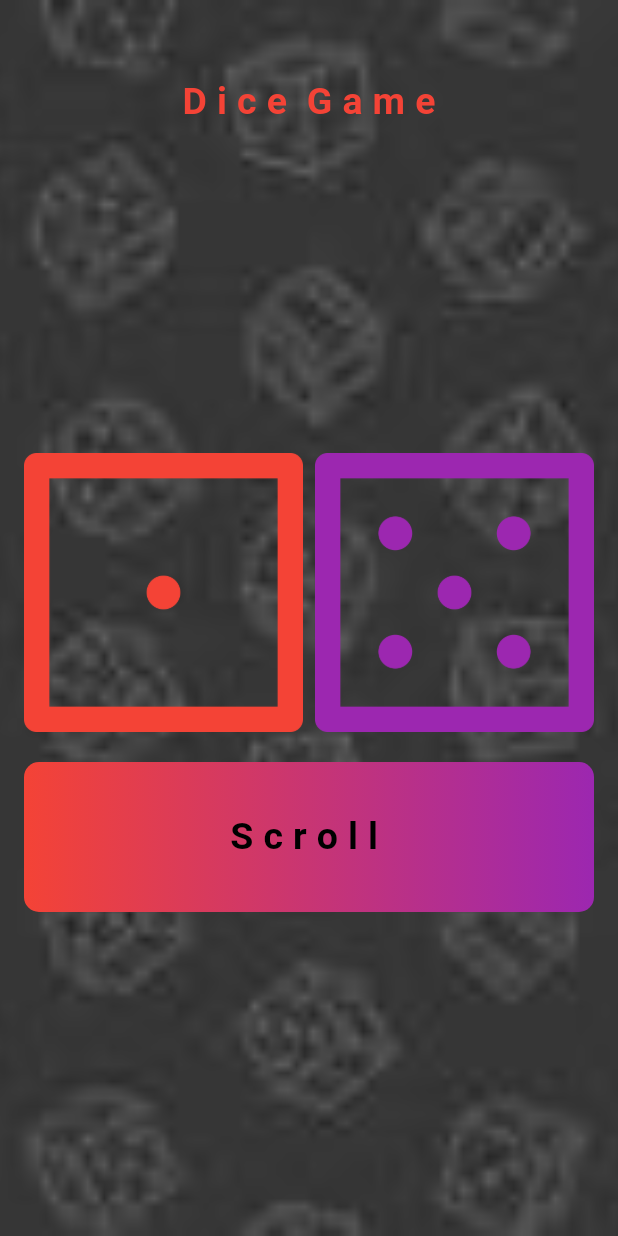
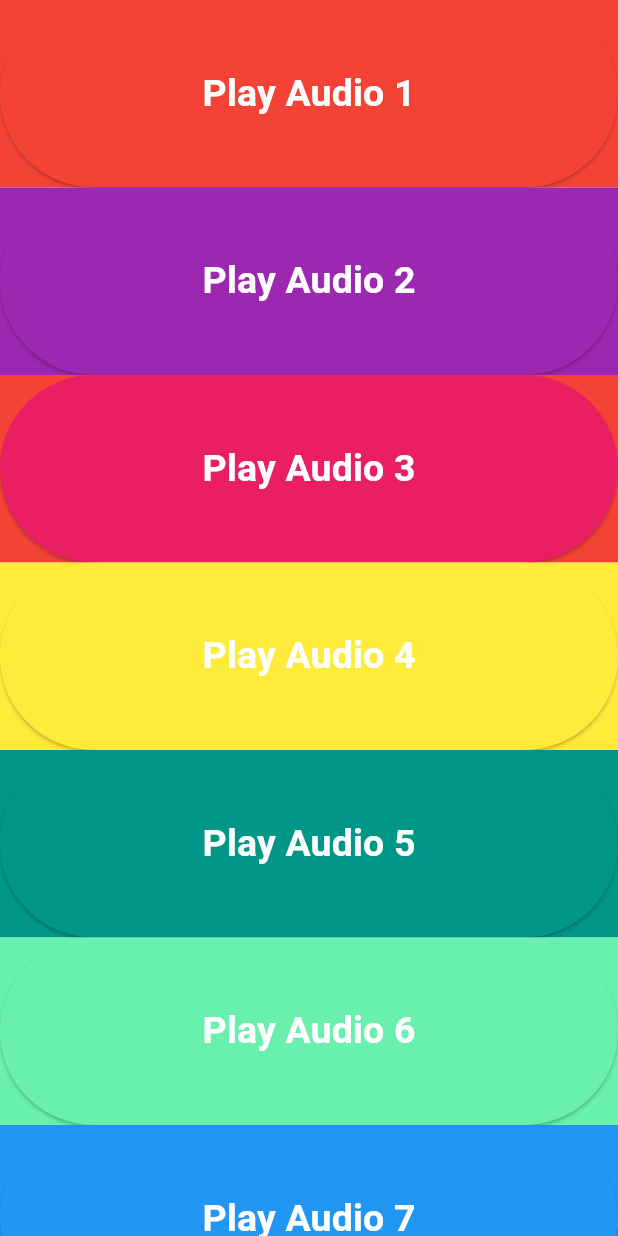
Before and after one commit to Shayanzahid227/simple-Dice-Game, a Flutter app: the screen it shows after launch, on a phone screen of 412 x 824 dp. Run offline on Flutter 3.47's test engine with Material 3 defaults, Android fonts, the phone set to English and light mode, and no system bars; our stand-ins replace audioplayers.

Commit message:
simple piano complete code

```diff
--- a/assets/locales/en.json
+++ /dev/null
@@ -1,5 +0,0 @@
-{
-    "hellowworld":"Hellow World",
-    "setting":"setting",
-    "english":"english"
-}
--- a/assets/locales/fa.json
+++ /dev/null
@@ -1,5 +0,0 @@
-{
-    "hellowworld":"سلام دنیا",
-    "setting":"تنظیم",
-    "english":"انگلیسی"
-}
--- a/assets/locales/ps.json
+++ /dev/null
@@ -1,5 +0,0 @@
-{
-    "hellowworld":"سلام نړی",
-    "setting":"ترتیب",
-    "english":"انګلیسي"
-}
--- /dev/null
+++ b/lib/Xylaphone/xylaphone.dart
@@ -0,0 +1,124 @@
+import 'package:dice_game/core/constants/app_assest.dart';
+import 'package:dice_game/core/constants/colors.dart';
+import 'package:dice_game/core/constants/text_style.dart';
+import 'package:flutter/material.dart';
+import 'package:audioplayers/audioplayers.dart';
+
+class Xylophone extends StatelessWidget {
+  const Xylophone({super.key});
+
+  @override
+  Widget build(BuildContext context) {
+    return Scaffold(
+      body: Column(
+        children: [
+          Container(
+            height: 125,
+            width: double.infinity,
+            color: Colors.red,
+            child: musicButton(
+              path: AppAssets().note1,
+              title: 'Play Audio 1',
+              color: Colors.red,
+            ),
+          ),
+          Container(
+            height: 125,
+            width: double.infinity,
+            color: Colors.purple,
+            child: musicButton(
+              path: AppAssets().note2,
+              title: 'Play Audio 2',
+              color: Colors.purple,
+            ),
+          ),
+          Container(
+            height: 125,
+            width: double.infinity,
+            color: Colors.red,
+            child: musicButton(
+              path: AppAssets().note3,
+              title: 'Play Audio 3',
+              color: Colors.pink,
+            ),
+          ),
+          Container(
+            width: double.infinity,
+            height: 125,
+            color: Colors.yellow,
+            child: musicButton(
+              path: AppAssets().note4,
+              title: 'Play Audio 4',
+              color: Colors.yellow,
+            ),
+          ),
+          Container(
+            height: 125,
+            width: double.infinity,
+            color: Colors.teal,
+            child: musicButton(
+              path: AppAssets().note5,
+              title: 'Play Audio 5',
+              color: Colors.teal,
+            ),
+          ),
+          Container(
+            height: 125,
+            width: double.infinity,
+            color: Colors.greenAccent,
+            child: musicButton(
+              path: AppAssets().note6,
+              title: 'Play Audio 6',
+              color: Colors.greenAccent,
+            ),
+          ),
+          Container(
+            height: 125,
+            width: double.infinity,
+            color: Colors.blue,
+            child: musicButton(
+              path: AppAssets().note7,
+              title: 'Play Audio 7',
+              color: Colors.blue,
+            ),
+          ),
+        ],
+      ),
+    );
+  }
+}
+
+class musicButton extends StatelessWidget {
+  final String? title;
+  final String? path;
+  final Color? color;
+  const musicButton(
+      {super.key,
+      required this.path,
+      required this.title,
+      required this.color});
+
+  @override
+  Widget build(BuildContext context) {
+    return ElevatedButton(
+      style: ButtonStyle(
+        backgroundColor: MaterialStateProperty.all(color!),
+      ),
+      onPressed: () async {
+        try {
+          final player = AudioPlayer();
+          await player.play(
+              position: Duration(milliseconds: 10),
+              //   AssetSource('assets/audio_assets/note1.wav'),
+              AssetSource(path!)); // or mp3
+        } catch (e) {
+          print('Audio playback error: $e');
+        }
+      },
+      child: Text(
+        title!,
+        style: style25B.copyWith(color: whiteColor),
+      ),
+    );
+  }
+}
--- a/lib/core/constants/app_assest.dart
+++ b/lib/core/constants/app_assest.dart
@@ -1,26 +1,22 @@
 import 'package:dice_game/core/constants/strings.dart';
 
 class AppAssets {
-//   ///
-//   /// Static Assets
-//   ///
+  String dice = "$staticAssets/dice1.png";
+  String note1 = '$audioAssets/note1.wav';
+  String note2 = '$audioAssets/note2.wav';
+  String note3 = '$audioAssets/note3.wav';
+  String note4 = '$audioAssets/note4.wav';
+  String note5 = '$audioAssets/note5.wav';
+  String note6 = '$audioAssets/note6.wav';
+  String note7 = '$audioAssets/note7.wav';
+}
 
-  String dice = "$staticAssets/dice1.png";
-  String dice2 = "$staticAssets/dice2.png";
-  String dice3 = "$staticAssets/dice3.png";
-  String dice4 = "$staticAssets/dice4.png";
-  String dice5 = "$staticAssets/dice5.png";
-  String dice6 = "$staticAssets/dice6.png";
-  String diceBackPic = "$staticAssets/diceBackPic.jpeg";
-
-//   ///
-//   /// Dynamic Assets
-//   ///
-
-//   String imagesdata = "$dynamicAssets/imagesdata.png";
-
-//   ///
-//   /// Icons Assets
-//   ///
-//   String search = "$iconsAssets/search.png";
+class AudioAssets {
+  String note1 = '$audioAssets/note1.wav';
+  String note2 = '$audioAssets/note2.wav';
+  String note3 = '$audioAssets/note3.wav';
+  String note4 = '$audioAssets/note4.wav';
+  String note5 = '$audioAssets/note5.wav';
+  String note6 = '$audioAssets/note6.wav';
+  String note7 = '$audioAssets/note7.wav';
 }
--- a/lib/core/constants/strings.dart
+++ b/lib/core/constants/strings.dart
@@ -1,3 +1,4 @@
 const String staticAssets = "assets/static_assets";
 const String dynamicAssets = "assets/dynamic_assets";
 const String iconsAssets = "assets/icons_assets";
+const String audioAssets = "audio_assets";
--- a/lib/dice/dice.dart
+++ /dev/null
@@ -1,130 +0,0 @@
-import 'dart:math';
-import 'package:dice_game/core/constants/app_assest.dart';
-import 'package:dice_game/core/constants/colors.dart';
-import 'package:dice_game/core/constants/strings.dart';
-import 'package:dice_game/core/constants/text_style.dart';
-import 'package:flutter/material.dart';
-
-class DiceScreen extends StatefulWidget {
-  const DiceScreen({super.key});
-
-  @override
-  State<DiceScreen> createState() => _DiceScreenState();
-}
-
-class _DiceScreenState extends State<DiceScreen> {
-  int _leftDiceNumber = 1;
-  int _rightDiceNumber = 5;
-
-  void ChangeDiceFace() {
-    setState(() {
-      _rightDiceNumber = Random().nextInt(6) + 1;
-      _leftDiceNumber = Random().nextInt(6) + 1;
-    });
-  }
-
-  @override
-  Widget build(BuildContext context) {
-    return Scaffold(
-      body: Container(
-        height: double.infinity,
-        width: double.infinity,
-        decoration: BoxDecoration(
-          image: DecorationImage(
-              image: AssetImage(
-                AppAssets().diceBackPic,
-              ),
-              fit: BoxFit.cover),
-        ),
-        child: Column(
-          crossAxisAlignment: CrossAxisAlignment.stretch, // Add this line
-          mainAxisAlignment: MainAxisAlignment.start, //change to start.
-          children: [
-            SizedBox(
-              height: 50,
-            ),
-            Align(
-              alignment: Alignment.topCenter,
-              child: Text(
-                "D i c e  G a m e",
-                style: style25B.copyWith(color: Colors.red),
-              ),
-            ),
-            Expanded(
-              //add expanded widget to the rest of the column.
-              child: Center(
-                child: Padding(
-                  padding: EdgeInsets.all(16),
-                  child: Column(
-                    mainAxisAlignment: MainAxisAlignment.center,
-                    children: [
-                      Row(
-                        children: [
-                          Expanded(
-                            child: GestureDetector(
-                              onTap: () {},
-                              child: Image.asset(
-                                "${staticAssets}/dice$_leftDiceNumber.png",
-                                color: Colors.red,
-                              ),
-                            ),
-                          ),
-                          SizedBox(
-                            width: 8,
-                          ),
-                          Expanded(
-                            child: GestureDetector(
-                              onTap: () {},
-                              child: Image.asset(
-                                "${staticAssets}/dice$_rightDiceNumber.png",
-                                color: Colors.purple,
-                              ),
-                            ),
-                          ),
-                        ],
-                      ),
-                      SizedBox(
-                        height: 20,
-                      ),
-                      GestureDetector(
-                        onTap: () {
-                          ChangeDiceFace();
-                        },
-                        child: Container(
-                          height: 100,
-                          width: double.infinity,
-                          decoration: BoxDecoration(
-                            gradient: LinearGradient(
-                              // gradient background.
-                              colors: [Colors.red, Colors.purple],
-                            ),
-                            borderRadius: BorderRadius.circular(10),
-                            border: Border.all(
-                                width: 10, color: Colors.transparent),
-                          ),
-                          child: Center(
-                            child: Column(
-                              mainAxisAlignment: MainAxisAlignment.center,
-                              children: [
-                                Text(
-                                  _leftDiceNumber == _rightDiceNumber
-                                      ? 'Hurrah, you win !,'
-                                      : 'S c r o l l ',
-                                  style: style25B.copyWith(color: Colors.black),
-                                ),
-                              ],
-                            ),
-                          ),
-                        ),
-                      )
-                    ],
-                  ),
-                ),
-              ),
-            ),
-          ],
-        ),
-      ),
-    );
-  }
-}
--- a/pubspec.yaml
+++ b/pubspec.yaml
@@ -30,10 +30,9 @@ environment:
 dependencies:
   flutter:
     sdk: flutter
+  cupertino_icons: ^1.0.8
+  audioplayers: ^6.3.0
 
-  # The following adds the Cupertino Icons font to your application.
-  # Use with the CupertinoIcons class for iOS style icons.
-  cupertino_icons: ^1.0.8
 
 dev_dependencies:
   flutter_test:
@@ -62,6 +61,7 @@ flutter:
     - assets/static_assets/
     - assets/dynamic_assets/
     - assets/icons_assets/
+    - assets/audio_assets/
 
   # An image asset can refer to one or more resolution-specific "variants", see
   # https://flutter.dev/to/resolution-aware-images
```
Also changed, not shown: lib/main.dart (+2 -105 lines), pubspec.lock, 12 other files.
